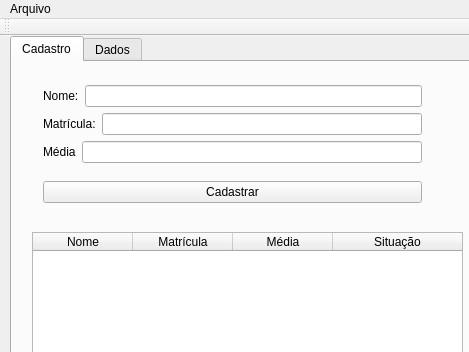
Qt form projeto_telecom/mainwindow.ui (lacouth/tp_20192) before a commit; both pictures show x 0 to 469 and y 0 to 352 of the 469 by 577 pixel window.
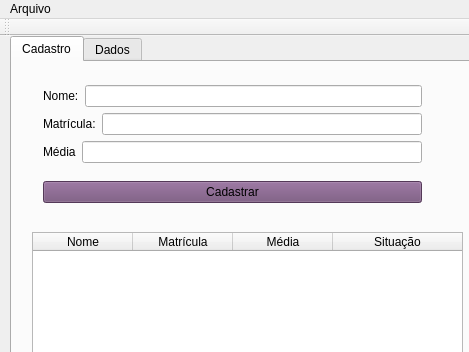
The same form after that commit.

What changed in the file:
```diff
--- a/projeto_telecom/mainwindow.ui
+++ b/projeto_telecom/mainwindow.ui
@@ -13,6 +13,9 @@
   <property name="windowTitle">
    <string>MainWindow</string>
   </property>
+  <property name="styleSheet">
+   <string notr="true"/>
+  </property>
   <widget class="QWidget" name="centralWidget">
    <widget class="QTabWidget" name="tabWidget">
     <property name="geometry">
@@ -124,6 +127,9 @@
          <property name="enabled">
           <bool>true</bool>
          </property>
+         <property name="styleSheet">
+          <string notr="true">background-color: rgb(117, 80, 123)</string>
+         </property>
          <property name="text">
           <string>Cadastrar</string>
          </property>
```
